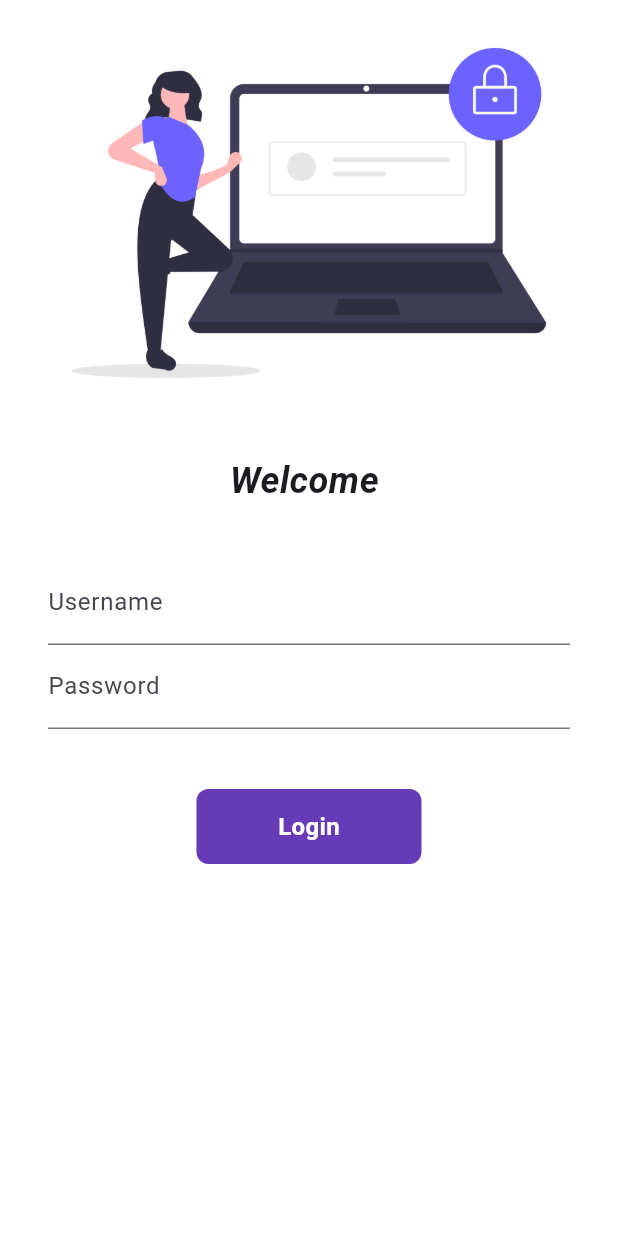
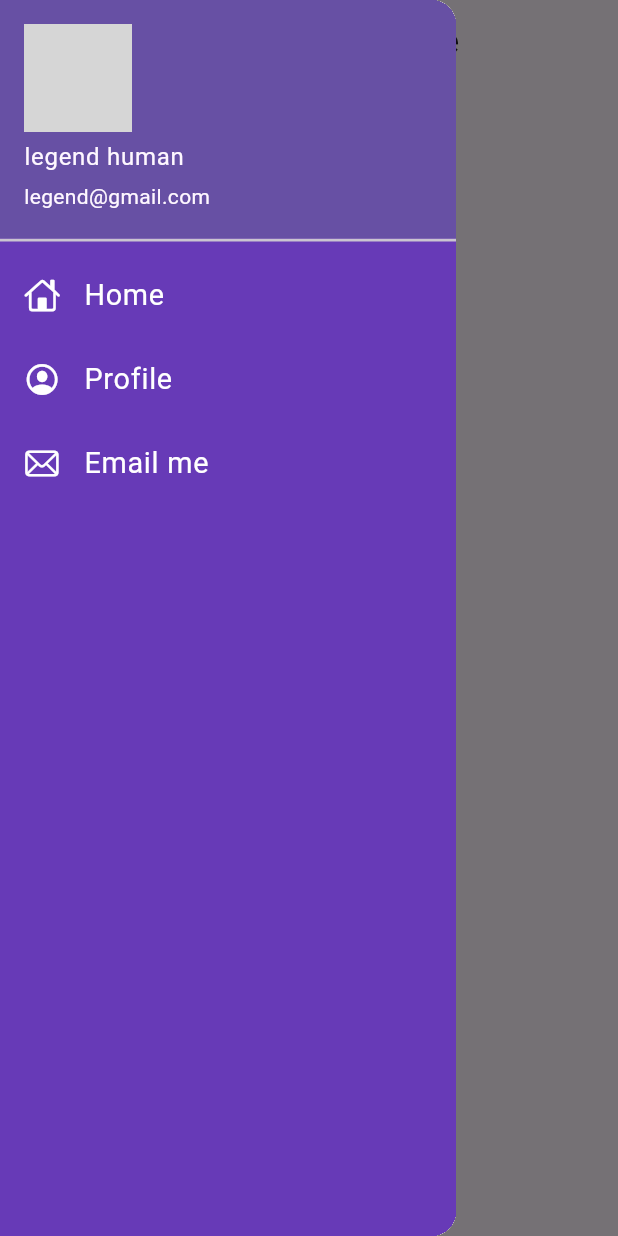
Before and after one commit to web3Gurung/FirstFlutterCodepurApp, a Flutter app: the screen it shows after launch, with the side drawer open (before the commit the screen has no drawer), on a phone screen of 412 x 824 dp. Run offline on Flutter 3.47's test engine with Material 3 defaults, Android fonts, the phone set to English and light mode, and no system bars; our stand-ins replace google_fonts; network calls fail; grey boxes are pictures that could not be loaded.

Commit message:
day 9 - devtools, list view, network img, drawer

```diff
--- a/lib/main.dart
+++ b/lib/main.dart
@@ -19,10 +19,11 @@ class MyApp extends StatelessWidget {
         primarySwatch: Colors.deepPurple,
         fontFamily: GoogleFonts.roboto().fontFamily,
       ),
+      debugShowCheckedModeBanner: false,
       darkTheme: ThemeData(
         brightness: Brightness.dark,
       ),
-      initialRoute: "/login",
+      initialRoute: MyRoutes.homeRoute,
       routes: {
         "/": (context) => const LoginPage(),
         MyRoutes.homeRoute: (context) => const HomePage(),
--- a/lib/pages/home_page.dart
+++ b/lib/pages/home_page.dart
@@ -1,4 +1,5 @@
 import 'package:flutter/material.dart';
+import 'package:open_app/widgets/drawer.dart';
 
 class HomePage extends StatelessWidget {
   const HomePage({super.key});
@@ -18,7 +19,7 @@ class HomePage extends StatelessWidget {
           child: const Text("my age is not"),
         ),
       ),
-      drawer: const Drawer(),
+      drawer: MyDrawer(),
     );
   }
 }
--- /dev/null
+++ b/lib/widgets/drawer.dart
@@ -0,0 +1,66 @@
+import 'package:flutter/cupertino.dart';
+import 'package:flutter/material.dart';
+
+class MyDrawer extends StatelessWidget {
+  const MyDrawer({super.key});
+
+  @override
+  Widget build(BuildContext context) {
+    final imageUrl = "https://avatars.githubusercontent.com/u/72032538";
+
+    return Drawer(
+      child: Container(
+        color: Colors.deepPurple,
+        child: ListView(
+          padding: EdgeInsets.zero,
+          children: [
+            DrawerHeader(
+              padding: EdgeInsets.all(0),
+              child: UserAccountsDrawerHeader(
+                margin: EdgeInsets.zero,
+                accountName: const Text("legend human"),
+                accountEmail: const Text("legend@gmail.com"),
+                currentAccountPicture: CircleAvatar(
+                  backgroundImage: NetworkImage(imageUrl),
+                ),
+              ),
+            ),
+            const ListTile(
+              leading: Icon(
+                CupertinoIcons.home,
+                color: Colors.white,
+              ),
+              title: Text(
+                "Home",
+                textScaleFactor: 1.2,
+                style: TextStyle(color: Colors.white),
+              ),
+            ),
+            const ListTile(
+              leading: Icon(
+                CupertinoIcons.profile_circled,
+                color: Colors.white,
+              ),
+              title: Text(
+                "Profile",
+                textScaleFactor: 1.2,
+                style: TextStyle(color: Colors.white),
+              ),
+            ),
+            const ListTile(
+              leading: Icon(
+                CupertinoIcons.mail,
+                color: Colors.white,
+              ),
+              title: Text(
+                "Email me",
+                textScaleFactor: 1.2,
+                style: TextStyle(color: Colors.white),
+              ),
+            ),
+          ],
+        ),
+      ),
+    );
+  }
+}
```
Also changed, not shown: lib/pages/login_page.dart (+47 -31 lines).
